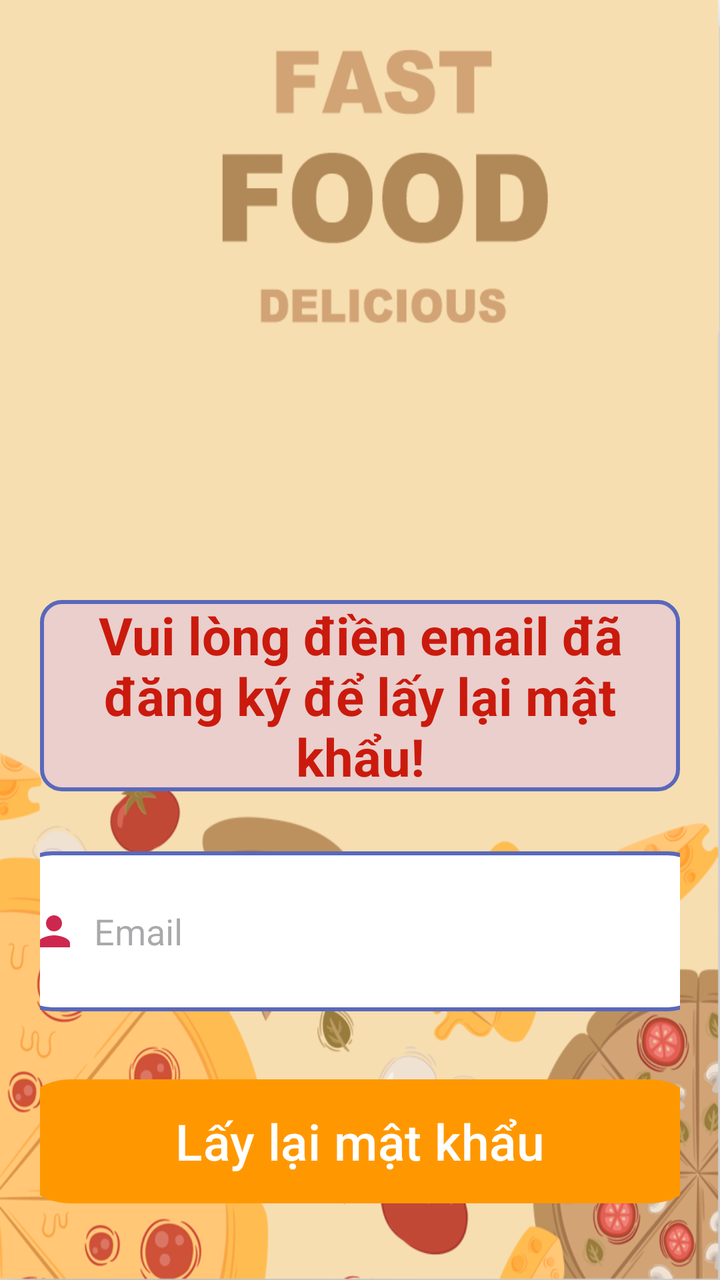
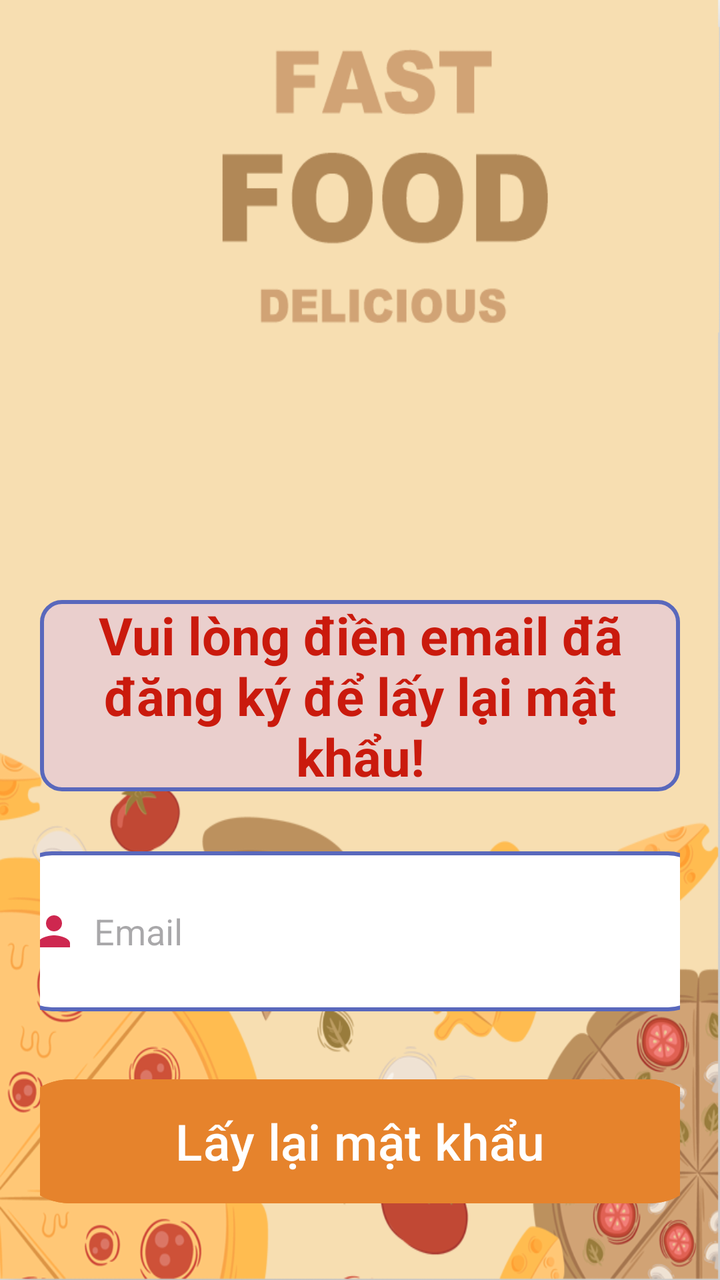

Screens rendered from an Android XML layout before and after an edit, with the pre-edit source and the edit as a unified diff.
<!-- AndroidManifest.xml: application theme Theme.Project_Food -->
<!-- res/layout/activity_forgot_password.xml -->
<?xml version="1.0" encoding="utf-8"?>
<LinearLayout
    xmlns:android="http://schemas.android.com/apk/res/android"
    xmlns:app="http://schemas.android.com/apk/res-auto"
    xmlns:tools="http://schemas.android.com/tools"
    android:layout_width="match_parent"
    android:layout_height="match_parent"
    android:orientation="vertical"
    android:background="@drawable/logininterface2"
    tools:context=".activity.ForgotPasswordActivity">

    <LinearLayout
        android:layout_width="match_parent"
        android:layout_height="wrap_content"
        android:orientation="vertical"
        android:gravity="center"
        android:layout_marginTop="280dp"
        android:padding="20dp">
        <TextView
            android:layout_width="match_parent"
            android:layout_height="wrap_content"
            android:textAlignment="center"
            android:text="Vui lòng điền email đã đăng ký để lấy lại mật khẩu!"
            android:textSize="26sp"
            android:gravity="center"
            android:textStyle="bold"
            android:background="@drawable/view_back"
            android:textColor="@color/red"
            android:textAppearance="@style/TextAppearance.AppCompat.Headline"
            />
        <EditText
            android:layout_width="350dp"
            android:layout_height="80dp"
            android:id="@+id/fogotpassword_email"
            android:background="@drawable/lavender_border"
            android:layout_marginTop="30dp"
            android:padding="10dp"
            android:hint="Email"
            android:drawableLeft="@drawable/baseline_person_24"
            android:drawablePadding="8dp"
            />
        <Button
            android:layout_width="350dp"
            android:layout_height="70dp"
            android:text="Lấy lại mật khẩu"
            android:id="@+id/fogotpassword_button"
            android:textSize="25sp"
            android:layout_marginTop="30dp"
            app:cornerRadius = "30dp"
            />

    </LinearLayout>
    <ProgressBar
        android:layout_width="wrap_content"
        android:layout_height="wrap_content"
        android:id="@+id/forgotPass_progressBar"
        android:elevation="10dp"
        android:outlineAmbientShadowColor="@color/blue"
        android:outlineSpotShadowColor="@color/pupple"
        android:layout_gravity="center"
        android:visibility="gone"
        />

</LinearLayout>
<!-- resources referenced by this layout -->
<resources>
  <color name="blue">#19A1DF</color>
  <color name="pupple">#5968BC</color>
  <color name="red">#CA1A0D</color>
  <!-- drawable baseline_person_24 (drawable) -->
  <vector android:height="24dp" android:tint="#CE274F"
      android:viewportHeight="24" android:viewportWidth="24"
      android:width="24dp" xmlns:android="http://schemas.android.com/apk/res/android">
      <path android:fillColor="@android:color/white" android:pathData="M12,12c2.21,0 4,-1.79 4,-4s-1.79,-4 -4,-4 -4,1.79 -4,4 1.79,4 4,4zM12,14c-2.67,0 -8,1.34 -8,4v2h16v-2c0,-2.66 -5.33,-4 -8,-4z"/>
  </vector>
  <!-- drawable lavender_border (drawable) -->
  <?xml version="1.0" encoding="utf-8"?>
  <shape xmlns:android="http://schemas.android.com/apk/res/android"
      android:shape="rectangle">
  
      <corners
          android:radius="20dp"/>
  
      <stroke
          android:color="@color/pupple"
          android:width="2dp"/>
      <solid
         android:color="@color/white" />
  
  
  
  </shape>
  <!-- drawable logininterface2: png bitmap (drawable, 216923 bytes) -->
  <!-- drawable view_back (drawable) -->
  <?xml version="1.0" encoding="utf-8"?>
  <selector xmlns:android="http://schemas.android.com/apk/res/android">
  
      <item>
          <shape
              android:shape="rectangle">
  
              <solid
                  android:color="#EACFCD"
                  />
  
              <corners
                  android:radius="10dp"
                  />
              <stroke
                  android:width="2dp"
                  android:color="@color/pupple"
                  />
          </shape>
      </item>
  </selector>
  <style name="Theme.Project_Food" parent="Base.Theme.Project_Food" />
  <color name="white">#FFFFFFFF</color>
  <style name="Base.Theme.Project_Food" parent="Theme.Material3.DayNight.NoActionBar">
          
          <item name="colorPrimary">@color/lightorange</item>
          <item name="colorPrimaryVariant">@color/white</item>
          <item name="android:textColorPrimary">@color/black</item>
          <item name="android:statusBarColor">@color/lightorange</item>
      </style>
  <color name="lightorange">#FF9800</color>
  <color name="black">#FF000000</color>
</resources>

<!-- the commit's change to res/layout/activity_forgot_password.xml (unified diff, before → after) -->
@@ -47,6 +47,7 @@
             android:textSize="25sp"
             android:layout_marginTop="30dp"
             app:cornerRadius = "30dp"
+            android:backgroundTint="@color/orange"
             />
 
     </LinearLayout>
<!-- resource entries referenced after the edit -->
@@ -1,6 +1,7 @@
 <!-- resources referenced by this layout -->
 <resources>
   <color name="blue">#19A1DF</color>
+  <color name="orange">#E6832C</color>
   <color name="pupple">#5968BC</color>
   <color name="red">#CA1A0D</color>
   <!-- drawable baseline_person_24 (drawable) -->
